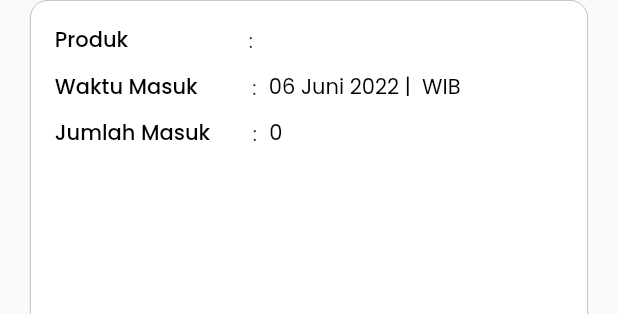
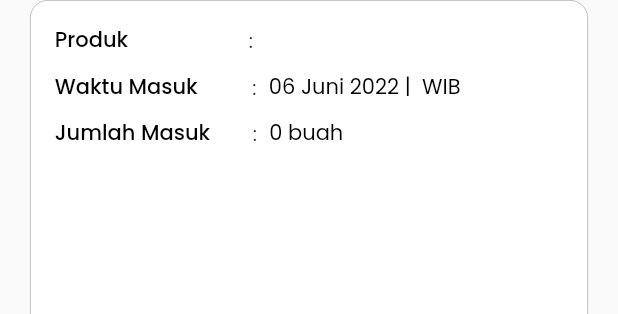
Before and after one commit to elvinadianalimartha/admin_budiberas, a Flutter app: the IncomingStocksCard widget shown alone on an empty page, opened directly with empty values, on a phone screen of 412 x 824 dp. Shown: the top 314 px of the screen. Run offline on Flutter 3.47's test engine with Material 2 defaults, Android fonts, the phone set to English and light mode, and no system bars; our stand-ins replace dropdown_button2, flutter_typeahead, google_fonts, image_picker; network calls fail.

Commit message:
add satuan 'buah' at in & out quantity

```diff
--- a/lib/views/widgets/incoming_stocks_card.dart
+++ b/lib/views/widgets/incoming_stocks_card.dart
@@ -292,7 +292,7 @@ class IncomingStocksCard extends StatelessWidget {
                     const Text(':'),
                     const SizedBox(width: 8,),
                     Text(
-                      '${incomingStocks.quantity}',
+                      '${incomingStocks.quantity} buah',
                       style: primaryTextStyle,
                       maxLines: 2,
                       overflow: TextOverflow.ellipsis,
--- a/lib/views/widgets/return_to_supplier_card.dart
+++ b/lib/views/widgets/return_to_supplier_card.dart
@@ -305,7 +305,7 @@ class ReturnToSupplierCard extends StatelessWidget {
                     const Text(':'),
                     const SizedBox(width: 8,),
                     Text(
-                      '${outStocks.quantity}',
+                      '${outStocks.quantity} buah',
                       style: primaryTextStyle,
                       maxLines: 2,
                       overflow: TextOverflow.ellipsis,
```
